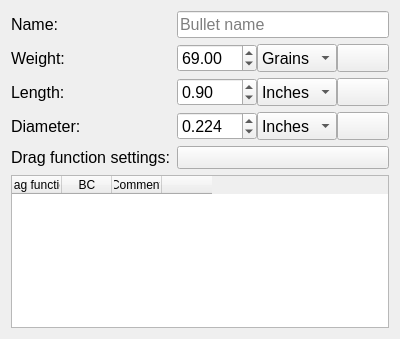
First picture: the form in ui_templates/catalog_bullet.ui, repository o-murphy/archer_ballistics_constructor, before the edit.
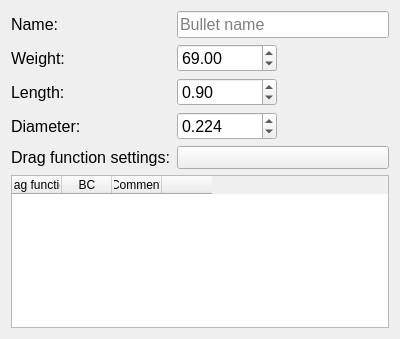
Second picture: the form after the edit. Icons and pictures are not drawn.

The edit to the form file:
```diff
--- a/ui_templates/catalog_bullet.ui
+++ b/ui_templates/catalog_bullet.ui
@@ -26,6 +26,39 @@
    <string>Form</string>
   </property>
   <layout class="QGridLayout" name="gridLayout">
+   <item row="1" column="1">
+    <widget class="QDoubleSpinBox" name="weight">
+     <property name="sizePolicy">
+      <sizepolicy hsizetype="Preferred" vsizetype="Preferred">
+       <horstretch>0</horstretch>
+       <verstretch>0</verstretch>
+      </sizepolicy>
+     </property>
+     <property name="maximumSize">
+      <size>
+       <width>100</width>
+       <height>16777215</height>
+      </size>
+     </property>
+     <property name="font">
+      <font>
+       <pointsize>12</pointsize>
+      </font>
+     </property>
+     <property name="decimals">
+      <number>2</number>
+     </property>
+     <property name="maximum">
+      <double>1000.000000000000000</double>
+     </property>
+     <property name="singleStep">
+      <double>0.010000000000000</double>
+     </property>
+     <property name="value">
+      <double>69.000000000000000</double>
+     </property>
+    </widget>
+   </item>
    <item row="0" column="0">
     <widget class="QLabel" name="label_79">
      <property name="sizePolicy">
@@ -44,481 +77,7 @@
      </property>
     </widget>
    </item>
-   <item row="0" column="1">
-    <widget class="QLineEdit" name="bulletName">
-     <property name="sizePolicy">
-      <sizepolicy hsizetype="Preferred" vsizetype="Preferred">
-       <horstretch>0</horstretch>
-       <verstretch>0</verstretch>
-      </sizepolicy>
-     </property>
-     <property name="font">
-      <font>
-       <pointsize>12</pointsize>
-      </font>
-     </property>
-     <property name="styleSheet">
-      <string notr="true"/>
-     </property>
-     <property name="text">
-      <string notr="true"/>
-     </property>
-     <property name="maxLength">
-      <number>20</number>
-     </property>
-     <property name="frame">
-      <bool>true</bool>
-     </property>
-     <property name="placeholderText">
-      <string>Bullet name</string>
-     </property>
-    </widget>
-   </item>
-   <item row="1" column="0">
-    <widget class="QLabel" name="label_74">
-     <property name="sizePolicy">
-      <sizepolicy hsizetype="Preferred" vsizetype="Expanding">
-       <horstretch>0</horstretch>
-       <verstretch>0</verstretch>
-      </sizepolicy>
-     </property>
-     <property name="font">
-      <font>
-       <pointsize>12</pointsize>
-      </font>
-     </property>
-     <property name="text">
-      <string>Weight:</string>
-     </property>
-    </widget>
-   </item>
-   <item row="1" column="1">
-    <widget class="QWidget" name="horizontalWidget_17" native="true">
-     <property name="sizePolicy">
-      <sizepolicy hsizetype="Preferred" vsizetype="Preferred">
-       <horstretch>0</horstretch>
-       <verstretch>0</verstretch>
-      </sizepolicy>
-     </property>
-     <layout class="QHBoxLayout" name="horizontalLayout_51">
-      <property name="spacing">
-       <number>0</number>
-      </property>
-      <property name="leftMargin">
-       <number>0</number>
-      </property>
-      <property name="topMargin">
-       <number>0</number>
-      </property>
-      <property name="rightMargin">
-       <number>0</number>
-      </property>
-      <property name="bottomMargin">
-       <number>0</number>
-      </property>
-      <item>
-       <widget class="QDoubleSpinBox" name="weight">
-        <property name="sizePolicy">
-         <sizepolicy hsizetype="Fixed" vsizetype="Expanding">
-          <horstretch>0</horstretch>
-          <verstretch>0</verstretch>
-         </sizepolicy>
-        </property>
-        <property name="minimumSize">
-         <size>
-          <width>80</width>
-          <height>0</height>
-         </size>
-        </property>
-        <property name="maximumSize">
-         <size>
-          <width>80</width>
-          <height>16777215</height>
-         </size>
-        </property>
-        <property name="font">
-         <font>
-          <pointsize>12</pointsize>
-         </font>
-        </property>
-        <property name="decimals">
-         <number>2</number>
-        </property>
-        <property name="maximum">
-         <double>1000.000000000000000</double>
-        </property>
-        <property name="singleStep">
-         <double>0.010000000000000</double>
-        </property>
-        <property name="value">
-         <double>69.000000000000000</double>
-        </property>
-       </widget>
-      </item>
-      <item>
-       <widget class="QComboBox" name="weightQuantity">
-        <property name="sizePolicy">
-         <sizepolicy hsizetype="Preferred" vsizetype="Expanding">
-          <horstretch>0</horstretch>
-          <verstretch>0</verstretch>
-         </sizepolicy>
-        </property>
-        <property name="minimumSize">
-         <size>
-          <width>80</width>
-          <height>0</height>
-         </size>
-        </property>
-        <property name="font">
-         <font>
-          <pointsize>12</pointsize>
-         </font>
-        </property>
-        <property name="styleSheet">
-         <string notr="true"/>
-        </property>
-        <item>
-         <property name="text">
-          <string>Grains</string>
-         </property>
-        </item>
-        <item>
-         <property name="text">
-          <string>Grams</string>
-         </property>
-        </item>
-       </widget>
-      </item>
-      <item>
-       <widget class="QToolButton" name="weightSwitch">
-        <property name="sizePolicy">
-         <sizepolicy hsizetype="Expanding" vsizetype="Expanding">
-          <horstretch>0</horstretch>
-          <verstretch>0</verstretch>
-         </sizepolicy>
-        </property>
-        <property name="font">
-         <font>
-          <pointsize>8</pointsize>
-          <weight>75</weight>
-          <italic>false</italic>
-          <bold>true</bold>
-          <underline>false</underline>
-         </font>
-        </property>
-        <property name="toolTip">
-         <string>&lt;font color=black&gt;Convert&lt;/font&gt;</string>
-        </property>
-        <property name="text">
-         <string/>
-        </property>
-        <property name="icon">
-         <iconset>
-          <normaloff>../.rsrc/res/drawable/secondarybtn21a.png</normaloff>
-          <disabledoff>../.rsrc/res/drawable/secondarybtn21b.png</disabledoff>../.rsrc/res/drawable/secondarybtn21a.png</iconset>
-        </property>
-        <property name="iconSize">
-         <size>
-          <width>16</width>
-          <height>16</height>
-         </size>
-        </property>
-       </widget>
-      </item>
-     </layout>
-    </widget>
-   </item>
-   <item row="2" column="0">
-    <widget class="QLabel" name="label_75">
-     <property name="sizePolicy">
-      <sizepolicy hsizetype="Preferred" vsizetype="Expanding">
-       <horstretch>0</horstretch>
-       <verstretch>0</verstretch>
-      </sizepolicy>
-     </property>
-     <property name="font">
-      <font>
-       <pointsize>12</pointsize>
-      </font>
-     </property>
-     <property name="text">
-      <string>Length:</string>
-     </property>
-    </widget>
-   </item>
-   <item row="2" column="1">
-    <widget class="QWidget" name="horizontalWidget_18" native="true">
-     <layout class="QHBoxLayout" name="horizontalLayout_52">
-      <property name="spacing">
-       <number>0</number>
-      </property>
-      <property name="leftMargin">
-       <number>0</number>
-      </property>
-      <property name="topMargin">
-       <number>0</number>
-      </property>
-      <property name="rightMargin">
-       <number>0</number>
-      </property>
-      <property name="bottomMargin">
-       <number>0</number>
-      </property>
-      <item>
-       <widget class="QDoubleSpinBox" name="length">
-        <property name="sizePolicy">
-         <sizepolicy hsizetype="Fixed" vsizetype="Expanding">
-          <horstretch>0</horstretch>
-          <verstretch>0</verstretch>
-         </sizepolicy>
-        </property>
-        <property name="minimumSize">
-         <size>
-          <width>80</width>
-          <height>0</height>
-         </size>
-        </property>
-        <property name="maximumSize">
-         <size>
-          <width>80</width>
-          <height>16777215</height>
-         </size>
-        </property>
-        <property name="font">
-         <font>
-          <pointsize>12</pointsize>
-         </font>
-        </property>
-        <property name="decimals">
-         <number>2</number>
-        </property>
-        <property name="singleStep">
-         <double>0.010000000000000</double>
-        </property>
-        <property name="value">
-         <double>0.900000000000000</double>
-        </property>
-       </widget>
-      </item>
-      <item>
-       <widget class="QComboBox" name="lengthQuantity">
-        <property name="sizePolicy">
-         <sizepolicy hsizetype="Preferred" vsizetype="Expanding">
-          <horstretch>0</horstretch>
-          <verstretch>0</verstretch>
-         </sizepolicy>
-        </property>
-        <property name="minimumSize">
-         <size>
-          <width>80</width>
-          <height>0</height>
-         </size>
-        </property>
-        <property name="font">
-         <font>
-          <pointsize>12</pointsize>
-         </font>
-        </property>
-        <property name="styleSheet">
-         <string notr="true"/>
-        </property>
-        <item>
-         <property name="text">
-          <string>Inches</string>
-         </property>
-        </item>
-        <item>
-         <property name="text">
-          <string>mm</string>
-         </property>
-        </item>
-       </widget>
-      </item>
-      <item>
-       <widget class="QToolButton" name="lengthSwitch">
-        <property name="sizePolicy">
-         <sizepolicy hsizetype="Expanding" vsizetype="Expanding">
-          <horstretch>0</horstretch>
-          <verstretch>0</verstretch>
-         </sizepolicy>
-        </property>
-        <property name="font">
-         <font>
-          <pointsize>8</pointsize>
-          <weight>75</weight>
-          <italic>false</italic>
-          <bold>true</bold>
-          <underline>false</underline>
-         </font>
-        </property>
-        <property name="toolTip">
-         <string>&lt;font color=black&gt;Convert&lt;/font&gt;</string>
-        </property>
-        <property name="text">
-         <string/>
-        </property>
-        <property name="icon">
-         <iconset>
-          <normaloff>../.rsrc/res/drawable/secondarybtn21a.png</normaloff>
-          <disabledoff>../.rsrc/res/drawable/secondarybtn21b.png</disabledoff>../.rsrc/res/drawable/secondarybtn21a.png</iconset>
-        </property>
-        <property name="iconSize">
-         <size>
-          <width>16</width>
-          <height>16</height>
-         </size>
-        </property>
-       </widget>
-      </item>
-     </layout>
-    </widget>
-   </item>
-   <item row="3" column="0">
-    <widget class="QLabel" name="label_76">
-     <property name="sizePolicy">
-      <sizepolicy hsizetype="Preferred" vsizetype="Expanding">
-       <horstretch>0</horstretch>
-       <verstretch>0</verstretch>
-      </sizepolicy>
-     </property>
-     <property name="font">
-      <font>
-       <pointsize>12</pointsize>
-      </font>
-     </property>
-     <property name="text">
-      <string>Diameter:</string>
-     </property>
-    </widget>
-   </item>
-   <item row="3" column="1">
-    <widget class="QWidget" name="horizontalWidget_19" native="true">
-     <layout class="QHBoxLayout" name="horizontalLayout_53">
-      <property name="spacing">
-       <number>0</number>
-      </property>
-      <property name="leftMargin">
-       <number>0</number>
-      </property>
-      <property name="topMargin">
-       <number>0</number>
-      </property>
-      <property name="rightMargin">
-       <number>0</number>
-      </property>
-      <property name="bottomMargin">
-       <number>0</number>
-      </property>
-      <item>
-       <widget class="QDoubleSpinBox" name="diameter">
-        <property name="sizePolicy">
-         <sizepolicy hsizetype="Fixed" vsizetype="Expanding">
-          <horstretch>0</horstretch>
-          <verstretch>0</verstretch>
-         </sizepolicy>
-        </property>
-        <property name="minimumSize">
-         <size>
-          <width>80</width>
-          <height>0</height>
-         </size>
-        </property>
-        <property name="maximumSize">
-         <size>
-          <width>80</width>
-          <height>16777215</height>
-         </size>
-        </property>
-        <property name="font">
-         <font>
-          <pointsize>12</pointsize>
-         </font>
-        </property>
-        <property name="decimals">
-         <number>3</number>
-        </property>
-        <property name="singleStep">
-         <double>0.001000000000000</double>
-        </property>
-        <property name="value">
-         <double>0.224000000000000</double>
-        </property>
-       </widget>
-      </item>
-      <item>
-       <widget class="QComboBox" name="diameterQuantity">
-        <property name="sizePolicy">
-         <sizepolicy hsizetype="Preferred" vsizetype="Expanding">
-          <horstretch>0</horstretch>
-          <verstretch>0</verstretch>
-         </sizepolicy>
-        </property>
-        <property name="minimumSize">
-         <size>
-          <width>80</width>
-          <height>0</height>
-         </size>
-        </property>
-        <property name="font">
-         <font>
-          <pointsize>12</pointsize>
-         </font>
-        </property>
-        <property name="styleSheet">
-         <string notr="true"/>
-        </property>
-        <item>
-         <property name="text">
-          <string>Inches</string>
-         </property>
-        </item>
-        <item>
-         <property name="text">
-          <string>mm</string>
-         </property>
-        </item>
-       </widget>
-      </item>
-      <item>
-       <widget class="QToolButton" name="diameterSwitch">
-        <property name="sizePolicy">
-         <sizepolicy hsizetype="Expanding" vsizetype="Expanding">
-          <horstretch>0</horstretch>
-          <verstretch>0</verstretch>
-         </sizepolicy>
-        </property>
-        <property name="font">
-         <font>
-          <pointsize>8</pointsize>
-          <weight>75</weight>
-          <italic>false</italic>
-          <bold>true</bold>
-          <underline>false</underline>
-         </font>
-        </property>
-        <property name="toolTip">
-         <string>&lt;font color=black&gt;Convert&lt;/font&gt;</string>
-        </property>
-        <property name="text">
-         <string/>
-        </property>
-        <property name="icon">
-         <iconset>
-          <normaloff>../.rsrc/res/drawable/secondarybtn21a.png</normaloff>
-          <disabledoff>../.rsrc/res/drawable/secondarybtn21b.png</disabledoff>../.rsrc/res/drawable/secondarybtn21a.png</iconset>
-        </property>
-        <property name="iconSize">
-         <size>
-          <width>16</width>
-          <height>16</height>
-         </size>
-        </property>
-       </widget>
-      </item>
-     </layout>
-    </widget>
-   </item>
-   <item row="4" column="0">
+   <item row="5" column="0">
     <widget class="QLabel" name="label_81">
      <property name="sizePolicy">
       <sizepolicy hsizetype="Preferred" vsizetype="Expanding">
@@ -536,7 +95,7 @@
      </property>
     </widget>
    </item>
-   <item row="4" column="1">
+   <item row="5" column="1">
     <widget class="QToolButton" name="Add">
      <property name="sizePolicy">
       <sizepolicy hsizetype="Expanding" vsizetype="Expanding">
@@ -571,7 +130,7 @@
      </property>
     </widget>
    </item>
-   <item row="5" column="0" colspan="2">
+   <item row="6" column="0" colspan="2">
     <widget class="QTableWidget" name="tableWidget">
      <property name="editTriggers">
       <set>QAbstractItemView::NoEditTriggers</set>
@@ -604,6 +163,150 @@
      </column>
     </widget>
    </item>
+   <item row="2" column="1">
+    <widget class="QDoubleSpinBox" name="length">
+     <property name="sizePolicy">
+      <sizepolicy hsizetype="Preferred" vsizetype="Preferred">
+       <horstretch>0</horstretch>
+       <verstretch>0</verstretch>
+      </sizepolicy>
+     </property>
+     <property name="maximumSize">
+      <size>
+       <width>100</width>
+       <height>16777215</height>
+      </size>
+     </property>
+     <property name="font">
+      <font>
+       <pointsize>12</pointsize>
+      </font>
+     </property>
+     <property name="decimals">
+      <number>2</number>
+     </property>
+     <property name="singleStep">
+      <double>0.010000000000000</double>
+     </property>
+     <property name="value">
+      <double>0.900000000000000</double>
+     </property>
+    </widget>
+   </item>
+   <item row="2" column="0">
+    <widget class="QLabel" name="label_75">
+     <property name="sizePolicy">
+      <sizepolicy hsizetype="Preferred" vsizetype="Expanding">
+       <horstretch>0</horstretch>
+       <verstretch>0</verstretch>
+      </sizepolicy>
+     </property>
+     <property name="font">
+      <font>
+       <pointsize>12</pointsize>
+      </font>
+     </property>
+     <property name="text">
+      <string>Length:</string>
+     </property>
+    </widget>
+   </item>
+   <item row="4" column="0">
+    <widget class="QLabel" name="label_76">
+     <property name="sizePolicy">
+      <sizepolicy hsizetype="Preferred" vsizetype="Expanding">
+       <horstretch>0</horstretch>
+       <verstretch>0</verstretch>
+      </sizepolicy>
+     </property>
+     <property name="font">
+      <font>
+       <pointsize>12</pointsize>
+      </font>
+     </property>
+     <property name="text">
+      <string>Diameter:</string>
+     </property>
+    </widget>
+   </item>
+   <item row="0" column="1">
+    <widget class="QLineEdit" name="bulletName">
+     <property name="sizePolicy">
+      <sizepolicy hsizetype="Preferred" vsizetype="Preferred">
+       <horstretch>0</horstretch>
+       <verstretch>0</verstretch>
+      </sizepolicy>
+     </property>
+     <property name="font">
+      <font>
+       <pointsize>12</pointsize>
+      </font>
+     </property>
+     <property name="styleSheet">
+      <string notr="true"/>
+     </property>
+     <property name="text">
+      <string notr="true"/>
+     </property>
+     <property name="maxLength">
+      <number>20</number>
+     </property>
+     <property name="frame">
+      <bool>true</bool>
+     </property>
+     <property name="placeholderText">
+      <string>Bullet name</string>
+     </property>
+    </widget>
+   </item>
+   <item row="1" column="0">
+    <widget class="QLabel" name="label_74">
+     <property name="sizePolicy">
+      <sizepolicy hsizetype="Preferred" vsizetype="Expanding">
+       <horstretch>0</horstretch>
+       <verstretch>0</verstretch>
+      </sizepolicy>
+     </property>
+     <property name="font">
+      <font>
+       <pointsize>12</pointsize>
+      </font>
+     </property>
+     <property name="text">
+      <string>Weight:</string>
+     </property>
+    </widget>
+   </item>
+   <item row="4" column="1">
+    <widget class="QDoubleSpinBox" name="diameter">
+     <property name="sizePolicy">
+      <sizepolicy hsizetype="Preferred" vsizetype="Preferred">
+       <horstretch>0</horstretch>
+       <verstretch>0</verstretch>
+      </sizepolicy>
+     </property>
+     <property name="maximumSize">
+      <size>
+       <width>100</width>
+       <height>16777215</height>
+      </size>
+     </property>
+     <property name="font">
+      <font>
+       <pointsize>12</pointsize>
+      </font>
+     </property>
+     <property name="decimals">
+      <number>3</number>
+     </property>
+     <property name="singleStep">
+      <double>0.001000000000000</double>
+     </property>
+     <property name="value">
+      <double>0.224000000000000</double>
+     </property>
+    </widget>
+   </item>
   </layout>
  </widget>
  <resources>
```
